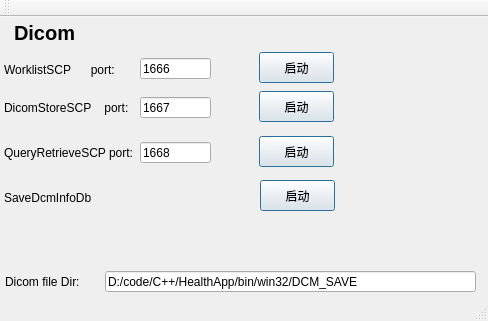
Above: Tools/HServerManageUI/mainwindow.ui from zyq1569/HealthApp before the change. Below: the same form after it.
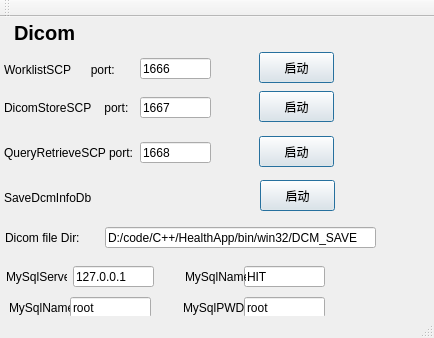
That is the form after the change.

Commit message: mysql table

The edit to the form file:
```diff
--- a/Tools/HServerManageUI/mainwindow.ui
+++ b/Tools/HServerManageUI/mainwindow.ui
@@ -6,8 +6,8 @@
    <rect>
     <x>0</x>
     <y>0</y>
-    <width>488</width>
-    <height>321</height>
+    <width>434</width>
+    <height>338</height>
    </rect>
   </property>
   <property name="windowTitle">
@@ -66,7 +66,7 @@
     <property name="geometry">
      <rect>
       <x>5</x>
-      <y>255</y>
+      <y>211</y>
       <width>91</width>
       <height>20</height>
      </rect>
@@ -240,8 +240,8 @@
     <property name="geometry">
      <rect>
       <x>105</x>
-      <y>254</y>
-      <width>371</width>
+      <y>210</y>
+      <width>271</width>
       <height>21</height>
      </rect>
     </property>
@@ -252,6 +252,122 @@
      <string>D:/code/C++/HealthApp/bin/win32/DCM_SAVE</string>
     </property>
    </widget>
+   <widget class="QLabel" name="mysqlServer">
+    <property name="geometry">
+     <rect>
+      <x>6</x>
+      <y>252</y>
+      <width>61</width>
+      <height>16</height>
+     </rect>
+    </property>
+    <property name="text">
+     <string>MySqlServer</string>
+    </property>
+   </widget>
+   <widget class="QLineEdit" name="mysqlServerValue">
+    <property name="geometry">
+     <rect>
+      <x>73</x>
+      <y>249</y>
+      <width>81</width>
+      <height>21</height>
+     </rect>
+    </property>
+    <property name="layoutDirection">
+     <enum>Qt::LeftToRight</enum>
+    </property>
+    <property name="text">
+     <string>127.0.0.1</string>
+    </property>
+   </widget>
+   <widget class="QLineEdit" name="mysqldbNameValue">
+    <property name="geometry">
+     <rect>
+      <x>244</x>
+      <y>249</y>
+      <width>81</width>
+      <height>21</height>
+     </rect>
+    </property>
+    <property name="layoutDirection">
+     <enum>Qt::LeftToRight</enum>
+    </property>
+    <property name="text">
+     <string>HIT</string>
+    </property>
+   </widget>
+   <widget class="QLabel" name="MySqldbName">
+    <property name="geometry">
+     <rect>
+      <x>185</x>
+      <y>252</y>
+      <width>61</width>
+      <height>16</height>
+     </rect>
+    </property>
+    <property name="text">
+     <string>MySqlName:</string>
+    </property>
+   </widget>
+   <widget class="QLineEdit" name="mysqlUserNameValue">
+    <property name="geometry">
+     <rect>
+      <x>70</x>
+      <y>280</y>
+      <width>81</width>
+      <height>21</height>
+     </rect>
+    </property>
+    <property name="layoutDirection">
+     <enum>Qt::LeftToRight</enum>
+    </property>
+    <property name="text">
+     <string>root</string>
+    </property>
+   </widget>
+   <widget class="QLabel" name="mysqlUserName">
+    <property name="geometry">
+     <rect>
+      <x>9</x>
+      <y>283</y>
+      <width>61</width>
+      <height>16</height>
+     </rect>
+    </property>
+    <property name="text">
+     <string>MySqlName:</string>
+    </property>
+   </widget>
+   <widget class="QLabel" name="mysqlPWD">
+    <property name="geometry">
+     <rect>
+      <x>183</x>
+      <y>283</y>
+      <width>61</width>
+      <height>16</height>
+     </rect>
+    </property>
+    <property name="text">
+     <string>MySqlPWD:</string>
+    </property>
+   </widget>
+   <widget class="QLineEdit" name="mysqlPWDValue">
+    <property name="geometry">
+     <rect>
+      <x>244</x>
+      <y>280</y>
+      <width>81</width>
+      <height>21</height>
+     </rect>
+    </property>
+    <property name="layoutDirection">
+     <enum>Qt::LeftToRight</enum>
+    </property>
+    <property name="text">
+     <string>root</string>
+    </property>
+   </widget>
   </widget>
   <widget class="QToolBar" name="mainToolBar">
    <attribute name="toolBarArea">
```
The commit also changes 6 other files.
